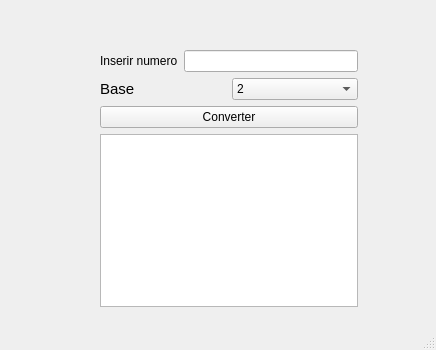
Qt form mudancaBase/mainwindow.ui (cpedrohenrique1/mudancaBase) before a commit.
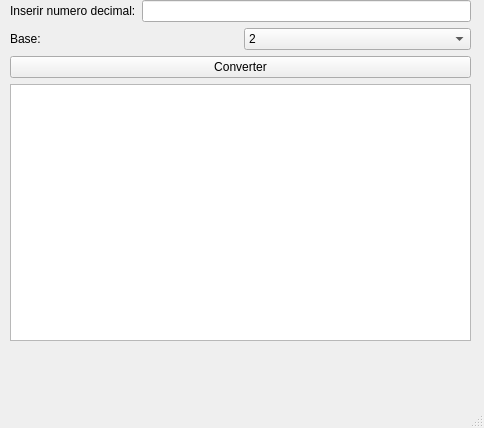
The same form after that commit.

```diff
--- a/mudancaBase/mainwindow.ui
+++ b/mudancaBase/mainwindow.ui
@@ -6,21 +6,21 @@
    <rect>
     <x>0</x>
     <y>0</y>
-    <width>436</width>
-    <height>350</height>
+    <width>484</width>
+    <height>428</height>
    </rect>
   </property>
   <property name="windowTitle">
    <string>MainWindow</string>
   </property>
   <widget class="QWidget" name="centralwidget">
-   <widget class="QWidget" name="">
+   <widget class="QWidget" name="layoutWidget">
     <property name="geometry">
      <rect>
-      <x>100</x>
-      <y>50</y>
-      <width>258</width>
-      <height>257</height>
+      <x>10</x>
+      <y>0</y>
+      <width>461</width>
+      <height>341</height>
      </rect>
     </property>
     <layout class="QVBoxLayout" name="verticalLayout_2">
@@ -31,7 +31,7 @@
          <item>
           <widget class="QLabel" name="label_2">
            <property name="text">
-            <string>&lt;html&gt;&lt;head/&gt;&lt;body&gt;&lt;p&gt;Inserir numero&lt;/p&gt;&lt;/body&gt;&lt;/html&gt;</string>
+            <string>&lt;html&gt;&lt;head/&gt;&lt;body&gt;&lt;p&gt;Inserir numero decimal:&lt;/p&gt;&lt;/body&gt;&lt;/html&gt;</string>
            </property>
           </widget>
          </item>
@@ -45,7 +45,7 @@
          <item>
           <widget class="QLabel" name="label">
            <property name="text">
-            <string>&lt;html&gt;&lt;head/&gt;&lt;body&gt;&lt;p&gt;&lt;span style=&quot; font-size:11pt;&quot;&gt;Base&lt;/span&gt;&lt;/p&gt;&lt;/body&gt;&lt;/html&gt;</string>
+            <string>&lt;html&gt;&lt;head/&gt;&lt;body&gt;&lt;p&gt;Base:&lt;/p&gt;&lt;/body&gt;&lt;/html&gt;</string>
            </property>
           </widget>
          </item>
```
Left out of the diff: 6 changed lines with no effect on the pictures.
